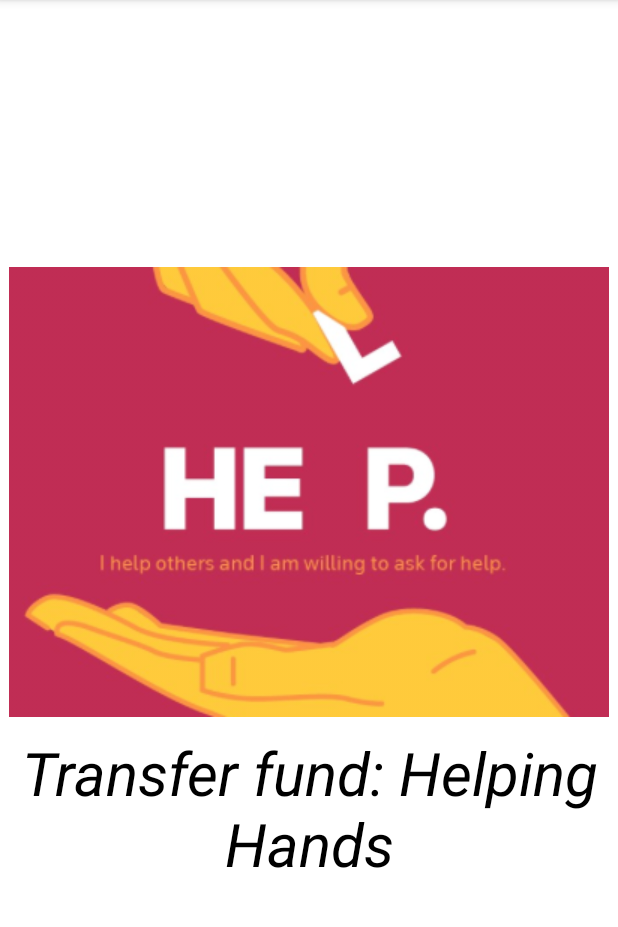
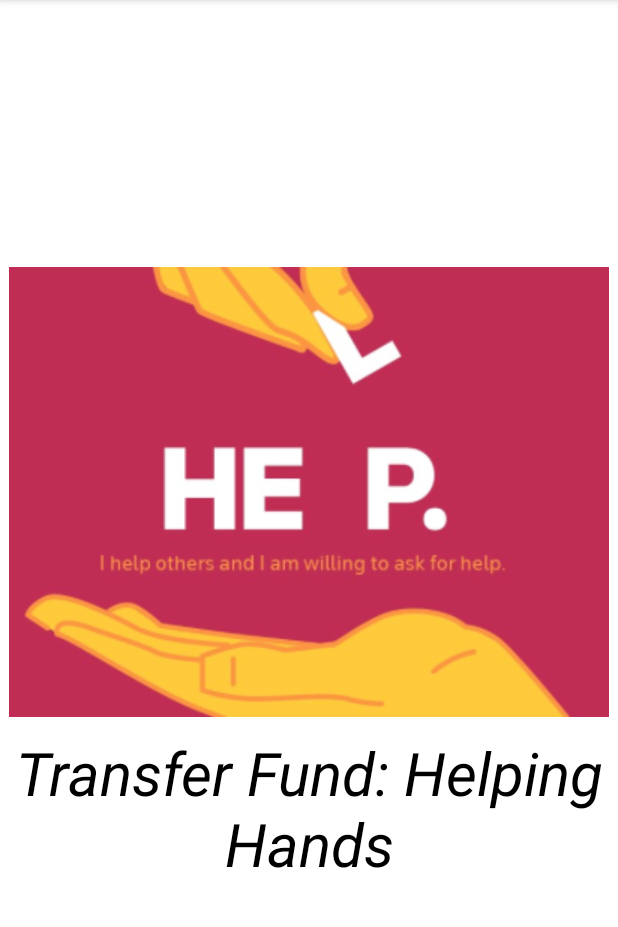
Before and after one commit to chhabi10/FinalAssignment, an Android app: the SplashscreenActivity screen opened directly, with no data from a screen before it, on a phone screen of 412 x 824 dp, the part 84-1011 px from its top. Run offline under Robolectric (Android 15) with nearby library versions, the phone set to English and light mode, and no system bars; 1 statement that could not run was skipped.

Commit message:
SplashscreenActivitychanges

```diff
--- a/app/src/main/AndroidManifest.xml
+++ b/app/src/main/AndroidManifest.xml
@@ -10,17 +10,23 @@
         android:supportsRtl="true"
         android:theme="@style/Theme.FinalAssignment">
         <activity android:name=".activities.ui.SplashscreenActivity">
-
-        </activity>
-        <activity android:name=".activities.ui.SignupActivity" />
-        <activity android:name=".activities.ui.LoginActivity" >
             <intent-filter>
                 <action android:name="android.intent.action.MAIN" />
 
                 <category android:name="android.intent.category.LAUNCHER" />
             </intent-filter>
         </activity>
+        <activity android:name=".activities.ui.SignupActivity" />
+        <activity android:name=".activities.ui.LoginActivity" >
+<!--            <intent-filter>-->
+<!--                <action android:name="android.intent.action.MAIN" />-->
+
+<!--                <category android:name="android.intent.category.LAUNCHER" />-->
+<!--            </intent-filter>-->
+        </activity>
         <activity android:name=".activities.ui.MainActivity">
+
+
 
         </activity>
     </application>
--- a/app/src/main/java/com/chhabi/finalassignment/activities/ui/SplashscreenActivity.kt
+++ b/app/src/main/java/com/chhabi/finalassignment/activities/ui/SplashscreenActivity.kt
@@ -3,6 +3,8 @@ package com.chhabi.finalassignment.activities.ui
 import android.content.Intent
 import androidx.appcompat.app.AppCompatActivity
 import android.os.Bundle
+import android.widget.ImageView
+import android.widget.TextView
 import com.chhabi.finalassignment.R
 import kotlinx.coroutines.CoroutineScope
 import kotlinx.coroutines.Dispatchers
@@ -10,14 +12,20 @@ import kotlinx.coroutines.delay
 import kotlinx.coroutines.launch
 
 class SplashscreenActivity : AppCompatActivity() {
+
+    private lateinit var img: ImageView
+    private lateinit var txtv:TextView
     override fun onCreate(savedInstanceState: Bundle?) {
         super.onCreate(savedInstanceState)
         setContentView(R.layout.activity_splashscreen)
 
+        img= findViewById(R.id.img)
+        txtv=findViewById(R.id.txtv)
+
 
         CoroutineScope(Dispatchers.Main).launch {
             delay(1000)
-            startActivity(Intent(this@SplashscreenActivity, MainActivity::class.java))
+            startActivity(Intent(this@SplashscreenActivity,LoginActivity::class.java))
             finish()
         }
 
--- a/app/src/main/res/layout/activity_splashscreen.xml
+++ b/app/src/main/res/layout/activity_splashscreen.xml
@@ -10,11 +10,13 @@
 
 
     <ImageView
+        android:id="@+id/img"
         android:layout_width="wrap_content"
         android:layout_height="wrap_content"
         android:src="@drawable/helpinghand" />
 
     <TextView
+        android:id="@+id/txtv"
         android:textSize="40sp"
         android:textColor="@color/black"
         android:layout_width="match_parent"
@@ -22,6 +24,6 @@
         android:layout_marginTop="10dp"
         android:gravity="center"
         android:textStyle="italic"
-        android:text="Transfer fund: Helping Hands" />
+        android:text="Transfer Fund: Helping Hands" />
 
 </LinearLayout>
```
